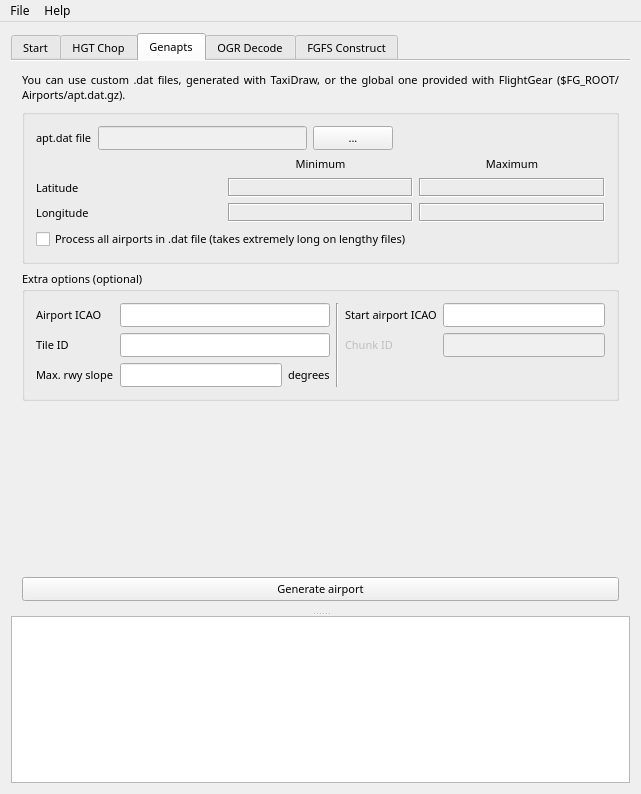
First picture: the form in mainwindow.ui, repository jasin/TerraGearGUI-QT5, before the edit.
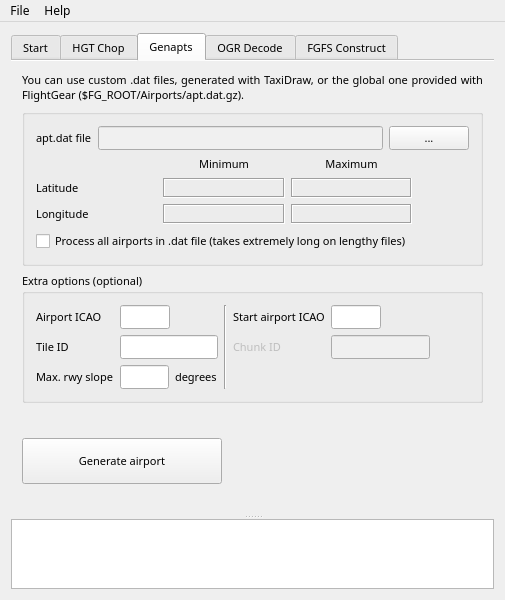
Second picture: the form after the edit. The open tabs and pages were chosen to show the change.

Commit message: Fix most obious layout uglinesses. More cleanuping to do.

```diff
--- a/mainwindow.ui
+++ b/mainwindow.ui
@@ -9,8 +9,8 @@
    <rect>
     <x>0</x>
     <y>0</y>
-    <width>641</width>
-    <height>794</height>
+    <width>505</width>
+    <height>600</height>
    </rect>
   </property>
   <property name="minimumSize">
@@ -42,7 +42,7 @@
       </property>
       <widget class="QTabWidget" name="tabWidget">
        <property name="sizePolicy">
-        <sizepolicy hsizetype="Preferred" vsizetype="Preferred">
+        <sizepolicy hsizetype="Expanding" vsizetype="Expanding">
          <horstretch>0</horstretch>
          <verstretch>0</verstretch>
         </sizepolicy>
@@ -1015,7 +1015,7 @@
             <string/>
            </property>
            <layout class="QGridLayout" name="gridLayout_5">
-            <item row="0" column="0" colspan="3">
+            <item row="0" column="0" colspan="4">
              <layout class="QHBoxLayout" name="horizontalLayout">
               <item>
                <widget class="QLabel" name="label_2">
@@ -1041,19 +1041,6 @@
                 </property>
                </widget>
               </item>
-              <item>
-               <spacer name="horizontalSpacer_3">
-                <property name="orientation">
-                 <enum>Qt::Horizontal</enum>
-                </property>
-                <property name="sizeHint" stdset="0">
-                 <size>
-                  <width>212</width>
-                  <height>20</height>
-                 </size>
-                </property>
-               </spacer>
-              </item>
              </layout>
             </item>
             <item row="1" column="1">
@@ -1109,6 +1096,12 @@
               <property name="enabled">
                <bool>true</bool>
               </property>
+              <property name="minimumSize">
+               <size>
+                <width>0</width>
+                <height>20</height>
+               </size>
+              </property>
               <property name="font">
                <font>
                 <weight>50</weight>
@@ -1134,6 +1127,18 @@
               <property name="enabled">
                <bool>true</bool>
               </property>
+              <property name="sizePolicy">
+               <sizepolicy hsizetype="Preferred" vsizetype="Fixed">
+                <horstretch>0</horstretch>
+                <verstretch>0</verstretch>
+               </sizepolicy>
+              </property>
+              <property name="minimumSize">
+               <size>
+                <width>0</width>
+                <height>20</height>
+               </size>
+              </property>
               <property name="font">
                <font>
                 <weight>50</weight>
@@ -1175,6 +1180,18 @@
               <property name="enabled">
                <bool>true</bool>
               </property>
+              <property name="sizePolicy">
+               <sizepolicy hsizetype="Preferred" vsizetype="Fixed">
+                <horstretch>0</horstretch>
+                <verstretch>0</verstretch>
+               </sizepolicy>
+              </property>
+              <property name="minimumSize">
+               <size>
+                <width>0</width>
+                <height>20</height>
+               </size>
+              </property>
               <property name="font">
                <font>
                 <weight>50</weight>
@@ -1200,6 +1217,18 @@
               <property name="enabled">
                <bool>true</bool>
               </property>
+              <property name="sizePolicy">
+               <sizepolicy hsizetype="Preferred" vsizetype="Fixed">
+                <horstretch>0</horstretch>
+                <verstretch>0</verstretch>
+               </sizepolicy>
+              </property>
+              <property name="minimumSize">
+               <size>
+                <width>0</width>
+                <height>20</height>
+               </size>
+              </property>
               <property name="font">
                <font>
                 <weight>50</weight>
@@ -1227,6 +1256,19 @@
               </property>
              </widget>
             </item>
+            <item row="3" column="3">
+             <spacer name="horizontalSpacer_8">
+              <property name="orientation">
+               <enum>Qt::Horizontal</enum>
+              </property>
+              <property name="sizeHint" stdset="0">
+               <size>
+                <width>40</width>
+                <height>20</height>
+               </size>
+              </property>
+             </spacer>
+            </item>
            </layout>
           </widget>
          </item>
@@ -1268,6 +1310,12 @@
               <property name="enabled">
                <bool>true</bool>
               </property>
+              <property name="maximumSize">
+               <size>
+                <width>50</width>
+                <height>16777215</height>
+               </size>
+              </property>
               <property name="text">
                <string/>
               </property>
@@ -1291,6 +1339,12 @@
               <property name="enabled">
                <bool>true</bool>
               </property>
+              <property name="maximumSize">
+               <size>
+                <width>100</width>
+                <height>16777215</height>
+               </size>
+              </property>
              </widget>
             </item>
             <item row="1" column="4">
@@ -1311,6 +1365,12 @@
               <property name="enabled">
                <bool>false</bool>
               </property>
+              <property name="maximumSize">
+               <size>
+                <width>100</width>
+                <height>16777215</height>
+               </size>
+              </property>
              </widget>
             </item>
             <item row="2" column="0">
@@ -1331,6 +1391,12 @@
               <property name="enabled">
                <bool>true</bool>
               </property>
+              <property name="maximumSize">
+               <size>
+                <width>50</width>
+                <height>16777215</height>
+               </size>
+              </property>
               <property name="text">
                <string/>
               </property>
@@ -1351,11 +1417,30 @@
             </item>
             <item row="0" column="1" colspan="2">
              <widget class="QLineEdit" name="lineEdit_18">
+              <property name="maximumSize">
+               <size>
+                <width>50</width>
+                <height>16777215</height>
+               </size>
+              </property>
               <property name="text">
                <string/>
               </property>
              </widget>
             </item>
+            <item row="1" column="6">
+             <spacer name="horizontalSpacer_6">
+              <property name="orientation">
+               <enum>Qt::Horizontal</enum>
+              </property>
+              <property name="sizeHint" stdset="0">
+               <size>
+                <width>40</width>
+                <height>20</height>
+               </size>
+              </property>
+             </spacer>
+            </item>
            </layout>
           </widget>
          </item>
@@ -1374,17 +1459,51 @@
          </item>
          <item>
           <widget class="QPushButton" name="pushButton_5">
+           <property name="enabled">
+            <bool>true</bool>
+           </property>
            <property name="sizePolicy">
-            <sizepolicy hsizetype="Preferred" vsizetype="Fixed">
+            <sizepolicy hsizetype="Fixed" vsizetype="Fixed">
              <horstretch>0</horstretch>
              <verstretch>0</verstretch>
             </sizepolicy>
            </property>
+           <property name="minimumSize">
+            <size>
+             <width>200</width>
+             <height>46</height>
+            </size>
+           </property>
+           <property name="maximumSize">
+            <size>
+             <width>200</width>
+             <height>46</height>
+            </size>
+           </property>
            <property name="text">
             <string>Generate airport</string>
            </property>
+           <property name="flat">
+            <bool>false</bool>
+           </property>
           </widget>
          </item>
+         <item>
+          <spacer name="verticalSpacer_6">
+           <property name="orientation">
+            <enum>Qt::Vertical</enum>
+           </property>
+           <property name="sizeType">
+            <enum>QSizePolicy::Fixed</enum>
+           </property>
+           <property name="sizeHint" stdset="0">
+            <size>
+             <width>20</width>
+             <height>20</height>
+            </size>
+           </property>
+          </spacer>
+         </item>
         </layout>
        </widget>
        <widget class="QWidget" name="tab_4">
@@ -2350,7 +2469,7 @@
     <rect>
      <x>0</x>
      <y>0</y>
-     <width>641</width>
+     <width>505</width>
      <height>21</height>
     </rect>
    </property>
```
Left out of the diff: 403 changed lines with no effect on the pictures. The commit also changes 1 other file.
